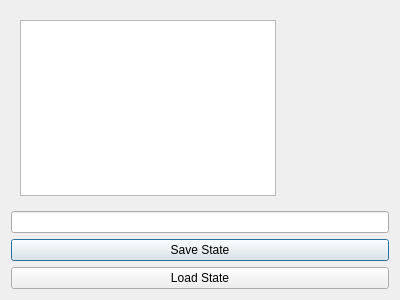
The window that qtBuildSystem/Mu/statemanager.ui (meepingsnesroms/Mu) describes before a commit, drawn with Qt 5.
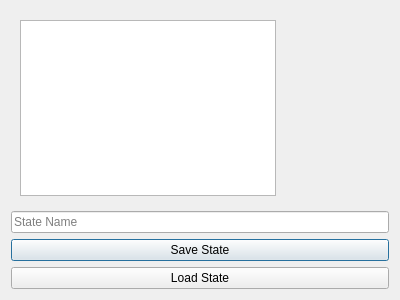
The same window after the commit.

Diff of the .ui file:
```diff
--- a/qtBuildSystem/Mu/statemanager.ui
+++ b/qtBuildSystem/Mu/statemanager.ui
@@ -34,7 +34,11 @@
     </widget>
    </item>
    <item>
-    <widget class="QLineEdit" name="newStateName"/>
+    <widget class="QLineEdit" name="newStateName">
+     <property name="placeholderText">
+      <string>State Name</string>
+     </property>
+    </widget>
    </item>
    <item>
     <widget class="QPushButton" name="saveState">
```
Left out of the diff: 2 changed lines with no effect on the pictures.
